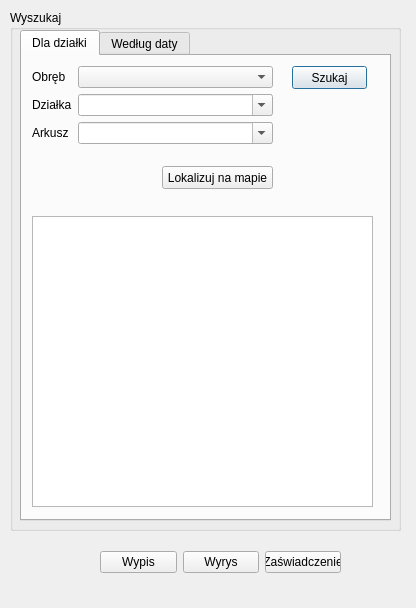
The window that MPZPInfo_dialog_base.ui (tomplamka/MPZP) describes before a commit, drawn with Qt 5.
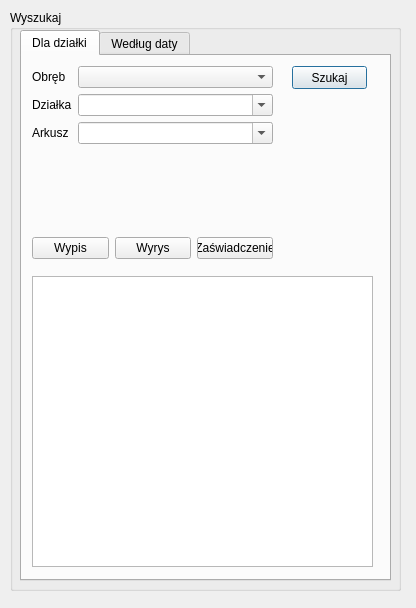
The same window after the commit. Icons and pictures are not drawn.

What changed in the file:
```diff
--- a/MPZPInfo_dialog_base.ui
+++ b/MPZPInfo_dialog_base.ui
@@ -19,7 +19,7 @@
      <x>10</x>
      <y>10</y>
      <width>391</width>
-     <height>521</height>
+     <height>581</height>
     </rect>
    </property>
    <property name="title">
@@ -31,7 +31,7 @@
       <x>10</x>
       <y>20</y>
       <width>371</width>
-      <height>491</height>
+      <height>551</height>
      </rect>
     </property>
     <property name="currentIndex">
@@ -108,28 +108,44 @@
         <normaloff>../../../../.designer/backup/icon/search.png</normaloff>../../../../.designer/backup/icon/search.png</iconset>
       </property>
      </widget>
-     <widget class="QPushButton" name="btnLokalizuj">
+     <widget class="QWidget" name="layoutWidget">
       <property name="geometry">
        <rect>
-        <x>140</x>
-        <y>110</y>
-        <width>111</width>
-        <height>23</height>
+        <x>10</x>
+        <y>180</y>
+        <width>241</width>
+        <height>25</height>
        </rect>
       </property>
-      <property name="text">
-       <string>Lokalizuj na mapie</string>
-      </property>
-      <property name="icon">
-       <iconset>
-        <normaloff>../../../../.designer/backup/icon/select.png</normaloff>../../../../.designer/backup/icon/select.png</iconset>
-      </property>
+      <layout class="QHBoxLayout" name="horizontalLayout">
+       <item>
+        <widget class="QPushButton" name="btnWypisPDF">
+         <property name="text">
+          <string>Wypis</string>
+         </property>
+        </widget>
+       </item>
+       <item>
+        <widget class="QPushButton" name="btnGenerujPDF">
+         <property name="text">
+          <string>Wyrys</string>
+         </property>
+        </widget>
+       </item>
+       <item>
+        <widget class="QPushButton" name="btnZaswiadczeniePDF">
+         <property name="text">
+          <string>Zaświadczenie</string>
+         </property>
+        </widget>
+       </item>
+      </layout>
      </widget>
-     <widget class="QTableView" name="tableView">
+     <widget class="QTableWidget" name="tableWidget">
       <property name="geometry">
        <rect>
         <x>10</x>
-        <y>160</y>
+        <y>220</y>
         <width>341</width>
         <height>291</height>
        </rect>
@@ -209,39 +225,6 @@
     </widget>
    </widget>
   </widget>
-  <widget class="QWidget" name="">
-   <property name="geometry">
-    <rect>
-     <x>100</x>
-     <y>550</y>
-     <width>241</width>
-     <height>25</height>
-    </rect>
-   </property>
-   <layout class="QHBoxLayout" name="horizontalLayout">
-    <item>
-     <widget class="QPushButton" name="btnWypisPDF">
-      <property name="text">
-       <string>Wypis</string>
-      </property>
-     </widget>
-    </item>
-    <item>
-     <widget class="QPushButton" name="btnGenerujPDF">
-      <property name="text">
-       <string>Wyrys</string>
-      </property>
-     </widget>
-    </item>
-    <item>
-     <widget class="QPushButton" name="btnZaswiadczeniePDF">
-      <property name="text">
-       <string>Zaświadczenie</string>
-      </property>
-     </widget>
-    </item>
-   </layout>
-  </widget>
  </widget>
  <resources/>
  <connections/>
```
Left out of the diff: 2 changed lines with no effect on the pictures.
